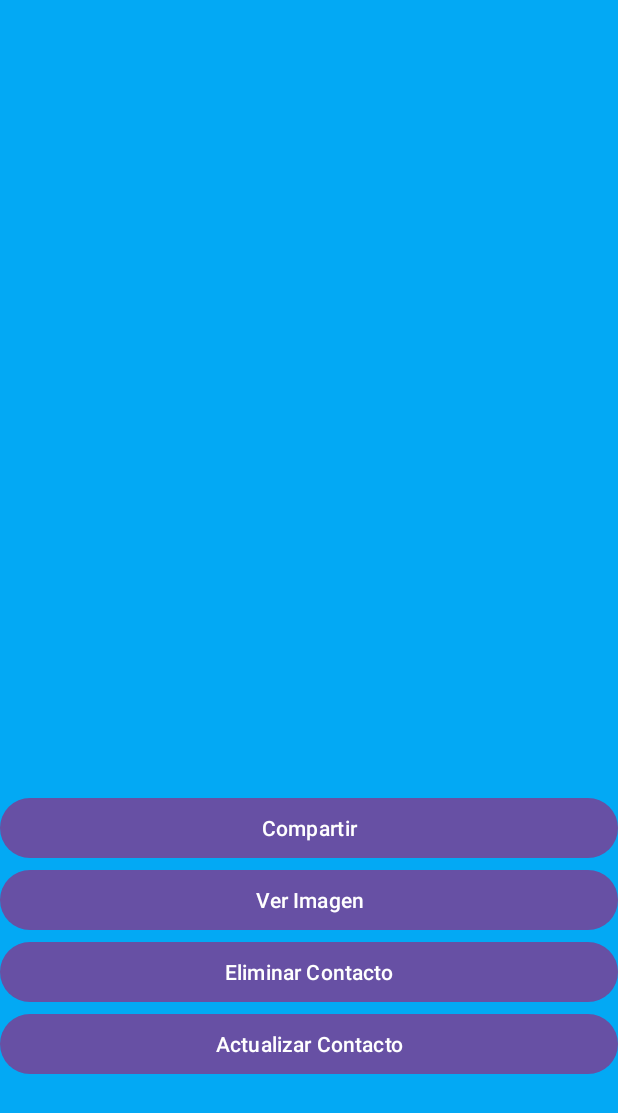
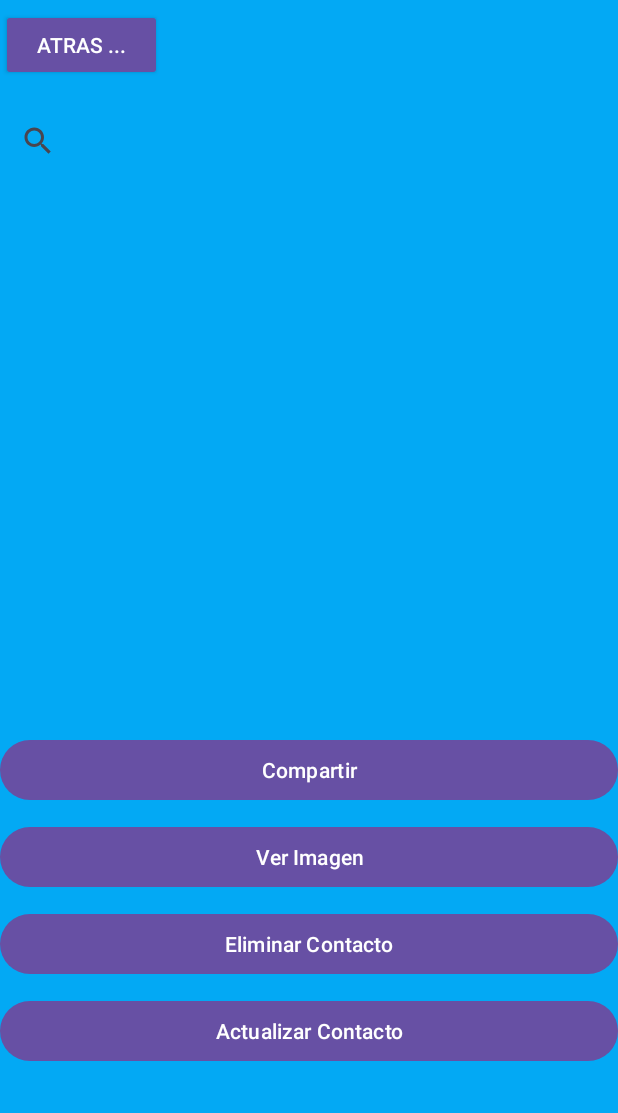
Before and after one commit to HeberGonzalez28/PM1E1206, an Android app: the ActivityList screen opened directly, with no data from a screen before it, on a phone screen of 412 x 824 dp. Shown: the top 1113 px of the screen. Run offline under Robolectric (Android 15) with nearby library versions, the phone set to English and light mode, and no system bars.

Commit message:
ActivityList

```diff
--- a/app/src/main/AndroidManifest.xml
+++ b/app/src/main/AndroidManifest.xml
@@ -49,7 +49,7 @@
             android:exported="true" />
         <activity
             android:name=".ActivityList"
-            android:exported="false" />
+            android:exported="true" />
         <activity
             android:name=".MainActivity"
             android:exported="true">
--- a/app/src/main/java/com/example/pm1e1206/ActivityList.java
+++ b/app/src/main/java/com/example/pm1e1206/ActivityList.java
@@ -30,11 +30,23 @@ public class ActivityList extends AppCompatActivity {
 
     ArrayList<String> Arreglo;
 
+    Button btnAtras;
+
 
     @Override
     protected void onCreate(Bundle savedInstanceState) {
         super.onCreate(savedInstanceState);
         setContentView(R.layout.activity_list);
+
+        btnAtras = (Button) findViewById(R.id.btnAtras);
+
+        btnAtras.setOnClickListener(new View.OnClickListener() {
+            @Override
+            public void onClick(View v) {
+                Intent intent = new Intent(getApplicationContext(), MainActivity.class);
+                startActivity(intent);
+            }
+        });
 
 
         conexion = new SQLiteConexion(this, Transacciones.DBName, null, 1);
@@ -107,6 +119,7 @@ public class ActivityList extends AppCompatActivity {
 
     @Override
     public void onBackPressed() {
+
         super.onBackPressed();
     }
 
--- a/app/src/main/res/layout/activity_list.xml
+++ b/app/src/main/res/layout/activity_list.xml
@@ -1,5 +1,5 @@
 <?xml version="1.0" encoding="utf-8"?>
-<LinearLayout xmlns:android="http://schemas.android.com/apk/res/android"
+<androidx.constraintlayout.widget.ConstraintLayout xmlns:android="http://schemas.android.com/apk/res/android"
     xmlns:app="http://schemas.android.com/apk/res-auto"
     xmlns:tools="http://schemas.android.com/tools"
     android:layout_width="match_parent"
@@ -10,32 +10,76 @@
 
         <ListView
             android:id="@+id/idListContactos"
-            android:layout_width="match_parent"
-            android:layout_height="528dp" />
+            android:layout_width="409dp"
+            android:layout_height="340dp"
+            android:layout_marginTop="15dp"
+            app:layout_constraintEnd_toEndOf="parent"
+            app:layout_constraintStart_toStartOf="parent"
+            app:layout_constraintTop_toBottomOf="@+id/buscador" />
 
         <Button
             android:id="@+id/btncompartir"
             android:layout_width="match_parent"
             android:layout_height="wrap_content"
-            android:text="@string/botoncompartir" />
+            android:layout_marginTop="10dp"
+            android:text="@string/botoncompartir"
+            app:layout_constraintEnd_toEndOf="parent"
+            app:layout_constraintStart_toStartOf="parent"
+            app:layout_constraintTop_toBottomOf="@+id/idListContactos" />
 
         <Button
             android:id="@+id/btnverimagen"
             android:layout_width="match_parent"
             android:layout_height="wrap_content"
-            android:text="@string/verimagen" />
+            android:layout_marginTop="10dp"
+            android:text="@string/verimagen"
+            app:layout_constraintEnd_toEndOf="parent"
+            app:layout_constraintStart_toStartOf="parent"
+            app:layout_constraintTop_toBottomOf="@+id/btncompartir" />
 
         <Button
             android:id="@+id/btneliminar"
             android:layout_width="match_parent"
             android:layout_height="wrap_content"
-            android:text="@string/eliminarcont" />
+            android:layout_marginTop="10dp"
+            android:text="@string/eliminarcont"
+            app:layout_constraintEnd_toEndOf="parent"
+            app:layout_constraintStart_toStartOf="parent"
+            app:layout_constraintTop_toBottomOf="@+id/btnverimagen" />
 
         <Button
             android:id="@+id/btnactualizar"
             android:layout_width="match_parent"
             android:layout_height="wrap_content"
+            android:layout_marginTop="10dp"
             android:text="@string/actualizarcont"
+            app:layout_constraintEnd_toEndOf="parent"
+            app:layout_constraintStart_toStartOf="parent"
+            app:layout_constraintTop_toBottomOf="@+id/btneliminar"
             tools:ignore="SpeakableTextPresentCheck" />
 
-</LinearLayout>
+        <Button
+            android:id="@+id/btnAtras"
+            style="@style/Widget.AppCompat.Button.Colored"
+            android:layout_width="wrap_content"
+            android:layout_height="wrap_content"
+            android:layout_marginTop="6dp"
+            android:layout_marginEnd="304dp"
+            android:text="@string/atras"
+            android:onClick="onBackPressed"
+            app:layout_constraintEnd_toEndOf="parent"
+            app:layout_constraintStart_toStartOf="parent"
+            app:layout_constraintTop_toTopOf="parent" />
+
+        <SearchView
+            android:id="@+id/buscador"
+            android:layout_width="409dp"
+            android:layout_height="60dp"
+            android:layout_marginStart="1dp"
+            android:layout_marginTop="10dp"
+            android:layout_marginEnd="1dp"
+            app:layout_constraintEnd_toEndOf="parent"
+            app:layout_constraintStart_toStartOf="parent"
+            app:layout_constraintTop_toBottomOf="@+id/btnAtras" />
+
+</androidx.constraintlayout.widget.ConstraintLayout>
```
